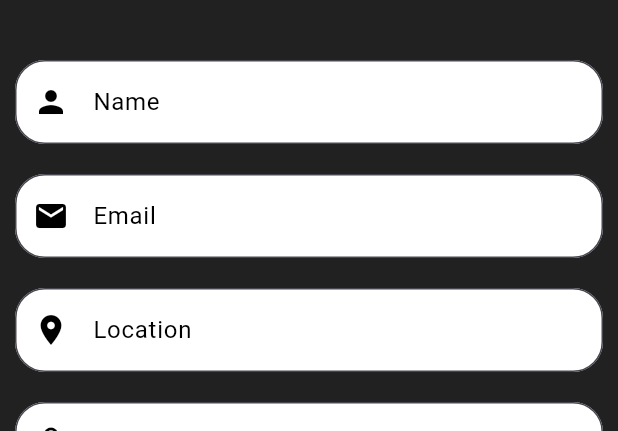
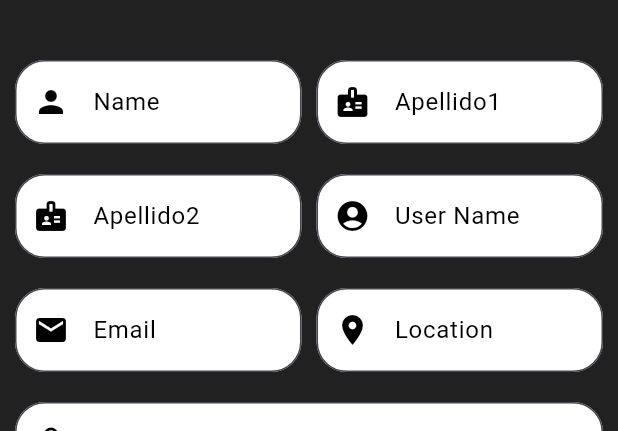
Before and after one commit to OriolAbad/euexia, a Flutter app: the RegisterView screen opened by its route, on a phone screen of 412 x 824 dp, the part 348-779 px from its top. Run offline on Flutter 3.47's test engine with Material 3 defaults, Android fonts, the phone set to English and light mode, and no system bars; our stand-ins replace carousel_slider, fl_chart, flutter_dotenv, flutter_spinkit, get, sign_in_button and 1 more; missing offline and left inert: gradient_coloured_buttons; accounts and stored records are empty.

Commit message:
service tips y usuarios hecho

```diff
--- /dev/null
+++ b/lib/app/data/help/response.dart
@@ -0,0 +1,8 @@
+class Response {
+  String? errorMessage;
+  bool success;
+  Object? data;
+
+  Response({this.errorMessage, required this.success, this.data});
+
+}
--- a/lib/app/data/models/usuarios.dart
+++ b/lib/app/data/models/usuarios.dart
@@ -1,40 +1,59 @@
 class Usuarios {
-  int idUsuario;
+  String? uuid;
+  int? idUsuario;
   String nombre;
   String apellido1;
   String? apellido2;
-  String correoElectronico;
+  String email;
   String nombreUsuario;
-  String contrasena;
-  DateTime fechaCreacion;
+  DateTime? created_at;
   String? imagenPerfil;
   int puntos;
+  String location;
 
   Usuarios({
-    required this.idUsuario,
+    this.uuid,
+    this.idUsuario,
     required this.nombre,
     required this.apellido1,
     this.apellido2,
-    required this.correoElectronico,
+    required this.email,
     required this.nombreUsuario,
-    required this.contrasena,
-    required this.fechaCreacion,
+    this.created_at,
     this.imagenPerfil,
     this.puntos = 0,
+    required this.location,
   });
 
   factory Usuarios.fromJson(Map<String, dynamic> json) {
     return Usuarios(
-      idUsuario: json['idUsuario'],
-      nombre: json['nombre'],
+      uuid: json['uuid'],
+      idUsuario: json['idusuario'],
+      nombre: json['name'],
       apellido1: json['apellido1'],
       apellido2: json['apellido2'],
-      correoElectronico: json['correoElectronico'],
-      nombreUsuario: json['nombreUsuario'],
-      contrasena: json['contrasena'],
-      fechaCreacion: DateTime.parse(json['fechaCreacion']),
-      imagenPerfil: json['imagenPerfil'],
+      email: json['email'],
+      nombreUsuario: json['nombreusuario'],
+      created_at: DateTime.parse(json['created_at']),
+      imagenPerfil: json['imagenperfil'],
       puntos: json['puntos'] ?? 0,
+      location: json['location'],
     );
   }
+
+  Map<String, dynamic> toJson() {
+    return {
+      'uuid': uuid,
+      'idusuario': idUsuario,
+      'name': nombre,
+      'apellido1': apellido1,
+      'apellido2': apellido2,
+      'email': email,
+      'nombreusuario': nombreUsuario,
+      'created_at': created_at?.toIso8601String(),
+      'imagenperfil': imagenPerfil,
+      'puntos': puntos,
+      'location': location,
+    };
+  }
 }
--- a/lib/app/modules/register/controllers/register_controller.dart
+++ b/lib/app/modules/register/controllers/register_controller.dart
@@ -1,38 +1,53 @@
+import 'package:euexia/app/data/models/usuarios.dart';
+import 'package:euexia/app/services/service_tips.dart';
 import 'package:flutter/material.dart';
 import 'package:get/get.dart';
 import 'package:supabase_flutter/supabase_flutter.dart';
+import 'package:euexia/app/data/help/response.dart' as custom_response;
 
 class RegisterController extends GetxController {
   RxBool isLoading = false.obs;
   RxBool isHidden = true.obs;
   TextEditingController nameC = TextEditingController();
+  TextEditingController apellido1 = TextEditingController();
+  TextEditingController apellido2 = TextEditingController();
+  TextEditingController nombreusuario = TextEditingController();
   TextEditingController emailC = TextEditingController();
   TextEditingController passwordC = TextEditingController();
+  TextEditingController location = TextEditingController();
 
-  SupabaseClient client = Supabase.instance.client;
+  final SupabaseService _supabaseService = SupabaseService();
+  late custom_response.Response result;
 
   Future<void> signUp() async {
-    if (emailC.text.isNotEmpty &&
+    if (nameC.text.isNotEmpty &&
+        apellido1.text.isNotEmpty &&
+        emailC.text.isNotEmpty &&
         passwordC.text.isNotEmpty &&
-        nameC.text.isNotEmpty) {
+        nombreusuario.text.isNotEmpty &&
+        location.text.isNotEmpty) {
+
       isLoading.value = true;
+
       try {
-        AuthResponse res = await client.auth
-            .signUp(password: passwordC.text, email: emailC.text);
+        Usuarios usuario = Usuarios(
+          nombre: nameC.text,
+          apellido1: apellido1.text,
+          apellido2: apellido2.text,
+          email: emailC.text,
+          nombreUsuario: nombreusuario.text,
+          created_at: DateTime.now(),
+          location: location.text
+        );
+
+        result = await _supabaseService.addUser(usuario, passwordC.text);
         isLoading.value = false;
 
-        // insert registered user to table users
-        await client.from("users").insert({
-          "name": nameC.text,
-          "email": emailC.text,
-          "created_at": DateTime.now().toIso8601String(),
-          "uid": res.user!.id,
-        });
-
+        if(result.success){
           Get.defaultDialog(
                       barrierDismissible: false,
                       title: "Registration success",
-            middleText: "Please confirm email: ${res.user!.email}",
+                      middleText: "Please confirm email: ${usuario.email}",
                       actions: [
                         OutlinedButton(
                             onPressed: () {
@@ -41,6 +56,11 @@ class RegisterController extends GetxController {
                             },
                             child: const Text("OK"))
                       ]);
+        }
+        else{
+          Get.snackbar("ERROR", result.errorMessage.toString());
+        }
+
       } catch (e) {
         isLoading.value = false;
         Get.snackbar("ERROR", e.toString());
--- a/lib/app/modules/register/views/register_view.dart
+++ b/lib/app/modules/register/views/register_view.dart
@@ -35,7 +35,10 @@ class RegisterView extends GetView<RegisterController> {
                 height: 100,
               ),
               const SizedBox(height: 40),
-              TextField(
+              Row(
+                children: [
+                  Expanded(
+                    child: TextField(
                       controller: controller.nameC,
                       decoration: InputDecoration(
                         hintText: "Name",
@@ -54,8 +57,84 @@ class RegisterView extends GetView<RegisterController> {
                       ),
                       style: const TextStyle(color: Colors.black),
                     ),
+                  ),
+                  const SizedBox(width: 10),
+                  Expanded(
+                    child: TextField(
+                      controller: controller.apellido1,
+                      decoration: InputDecoration(
+                        hintText: "Apellido1",
+                        hintStyle: const TextStyle(color: Colors.black),
+                        prefixIcon: const Icon(Icons.badge, color: Colors.black),
+                        filled: true,
+                        fillColor: Colors.white,
+                        border: OutlineInputBorder(
+                          borderRadius: BorderRadius.circular(20),
+                          borderSide: const BorderSide(color: Colors.white),
+                        ),
+                        focusedBorder: OutlineInputBorder(
+                          borderRadius: BorderRadius.circular(20),
+                          borderSide: const BorderSide(color: Colors.white, width: 2),
+                        ),
+                      ),
+                      style: const TextStyle(color: Colors.black),
+                    ),
+                  ),
+                ],
+              ),
               const SizedBox(height: 20),
-              TextField(
+              Row(
+                children: [
+                  Expanded(
+                    child: TextField(
+                      controller: controller.apellido2,
+                      decoration: InputDecoration(
+                        hintText: "Apellido2",
+                        hintStyle: const TextStyle(color: Colors.black),
+                        prefixIcon: const Icon(Icons.badge, color: Colors.black),
+                        filled: true,
+                        fillColor: Colors.white,
+                        border: OutlineInputBorder(
+                          borderRadius: BorderRadius.circular(20),
+                          borderSide: const BorderSide(color: Colors.white),
+                        ),
+                        focusedBorder: OutlineInputBorder(
+                          borderRadius: BorderRadius.circular(20),
+                          borderSide: const BorderSide(color: Colors.white, width: 2),
+                        ),
+                      ),
+                      style: const TextStyle(color: Colors.black),
+                    ),
+                  ),
+                  const SizedBox(width: 10),
+                  Expanded(
+                    child: TextField(
+                      controller: controller.nombreusuario,
+                      decoration: InputDecoration(
+                        hintText: "User Name",
+                        hintStyle: const TextStyle(color: Colors.black),
+                        prefixIcon: const Icon(Icons.account_circle, color: Colors.black),
+                        filled: true,
+                        fillColor: Colors.white,
+                        border: OutlineInputBorder(
+                          borderRadius: BorderRadius.circular(20),
+                          borderSide: const BorderSide(color: Colors.white),
+                        ),
+                        focusedBorder: OutlineInputBorder(
+                          borderRadius: BorderRadius.circular(20),
+                          borderSide: const BorderSide(color: Colors.white, width: 2),
+                        ),
+                      ),
+                      style: const TextStyle(color: Colors.black),
+                    ),
+                  ),
+                ],
+              ),
+              const SizedBox(height: 20),
+              Row(
+                children: [
+                  Expanded(
+                    child: TextField(
                       controller: controller.emailC,
                       decoration: InputDecoration(
                         hintText: "Email",
@@ -74,29 +153,30 @@ class RegisterView extends GetView<RegisterController> {
                       ),
                       style: const TextStyle(color: Colors.black),
                     ),
-              const SizedBox(height: 20),
-              TextField(
+                  ),
+                  const SizedBox(width: 10),
+                  Expanded(
+                    child: TextField(
+                      controller: controller.location,
                       decoration: InputDecoration(
                         hintText: "Location",
-                  hintStyle:
-                      const TextStyle(color: Colors.black), // Texto negro
-                  prefixIcon: const Icon(Icons.location_on,
-                      color: Colors.black), // Icono
+                        hintStyle: const TextStyle(color: Colors.black),
+                        prefixIcon: const Icon(Icons.location_on, color: Colors.black),
                         filled: true,
-                  fillColor: Colors.white, // Fondo blanco
+                        fillColor: Colors.white,
                         border: OutlineInputBorder(
                           borderRadius: BorderRadius.circular(20),
-                    borderSide:
-                        const BorderSide(color: Colors.white), // Borde blanco
+                          borderSide: const BorderSide(color: Colors.white),
                         ),
                         focusedBorder: OutlineInputBorder(
                           borderRadius: BorderRadius.circular(20),
-                    borderSide: const BorderSide(
-                        color: Colors.white,
-                        width: 2), // Borde blanco al enfocar
+                          borderSide: const BorderSide(color: Colors.white, width: 2),
                         ),
                       ),
-                style: const TextStyle(color: Colors.black), // Texto negro
+                      style: const TextStyle(color: Colors.black),
+                    ),
+                  ),
+                ],
               ),
               const SizedBox(height: 20),
               Obx(() => TextField(
--- a/lib/main.dart
+++ b/lib/main.dart
@@ -24,7 +24,7 @@ void main() async {
   runApp(
     GetMaterialApp(
       title: "Application",
-      initialRoute: Routes.HOME, // Cambia la ruta inicial al splash
+      initialRoute: Routes.LOGIN, // Cambia la ruta inicial al splash
       getPages: AppPages.routes,
       debugShowCheckedModeBanner: false,
     ),
```
Also changed, not shown: lib/app/modules/login/controllers/login_controller.dart (+24 -12 lines), lib/app/modules/tips/controllers/tips_controller.dart (+34 -28 lines), lib/app/services/service_tips.dart (+171 -13 lines). Lines whose indentation alone changed are shown as unchanged.
